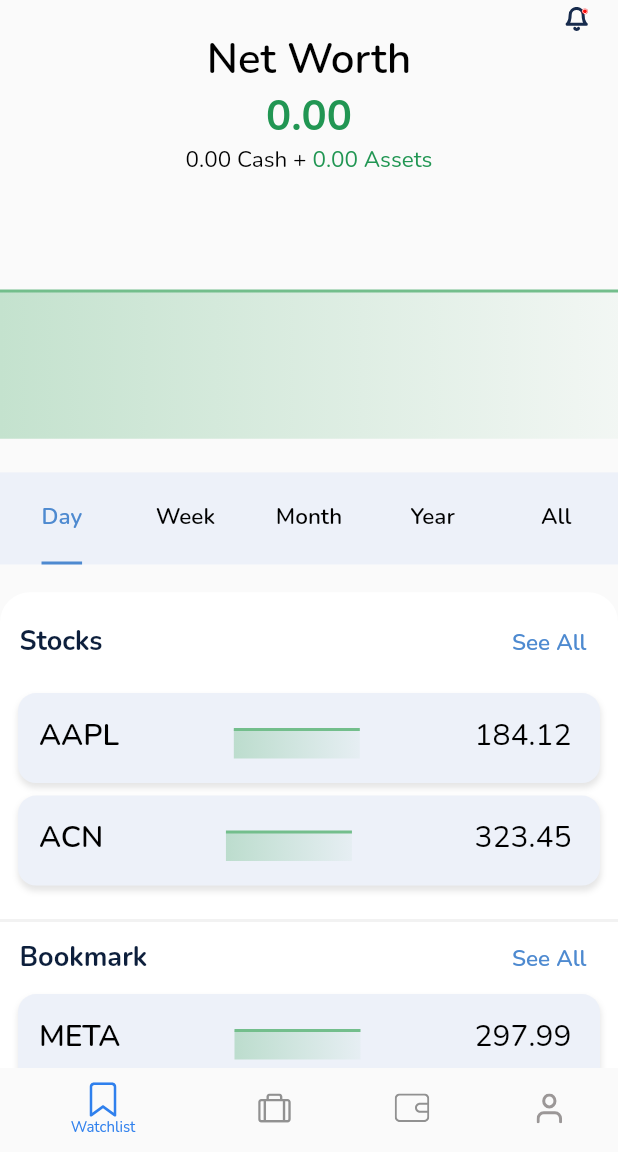
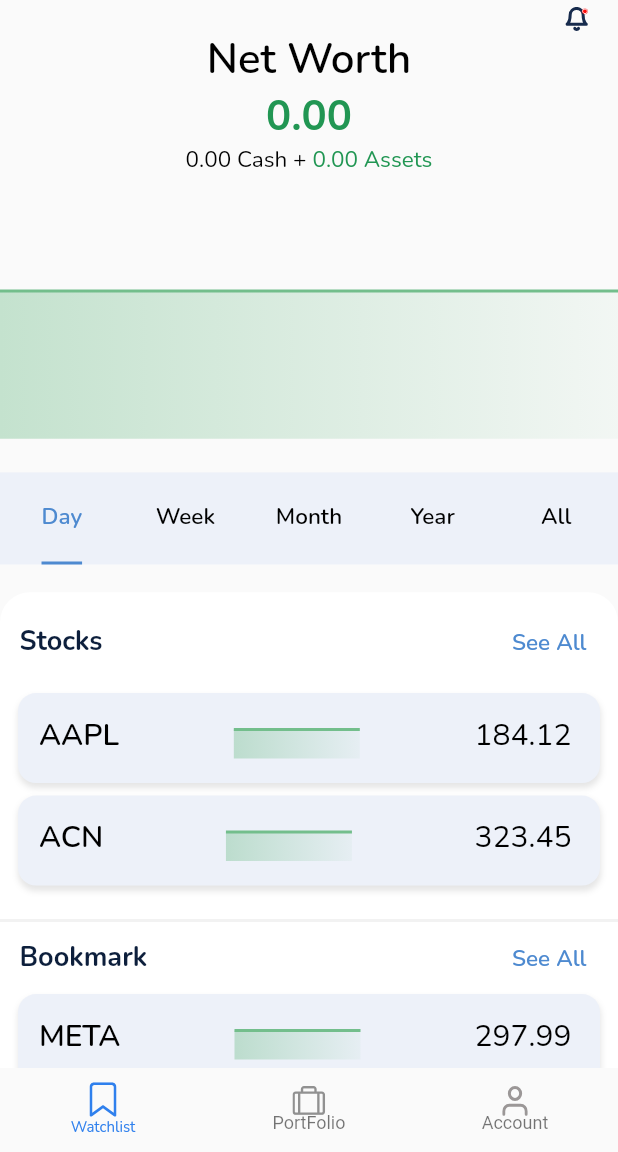
Before and after one commit to NeneWang/paper-merchant, a Flutter app: the HomeScreen screen opened directly, on a phone screen of 412 x 824 dp, the part 84-1236 px from its top. Run offline on Flutter 3.47's test engine with Material 2 defaults, Android fonts, the phone set to English and light mode, and no system bars; drawn by our look-alikes of fl_chart; our stand-ins replace flutter_svg, get, hive_flutter, percent_indicator, syncfusion_flutter_charts; missing offline and left inert: fuzzy; accounts and stored records are empty; network calls fail.

```diff
--- a/lib/screen/home/watchlist/home_screen.dart
+++ b/lib/screen/home/watchlist/home_screen.dart
@@ -5,7 +5,6 @@ import 'package:flutter_svg/flutter_svg.dart';
 import 'package:get/get.dart';
 import 'package:mymoney/controller/drawer_open_controller.dart';
 import 'package:mymoney/screen/home/account/account_screen.dart';
-import 'package:mymoney/screen/home/fund/fund_screen.dart';
 import 'package:mymoney/screen/home/portfolio/portfolio_screen.dart';
 import 'package:mymoney/screen/home/watchlist/watchlist_screen.dart';
 import 'package:mymoney/utils/color.dart';
@@ -92,17 +91,12 @@ class HomeScreen extends StatelessWidget {
                     NavigatorPage(
                       child: PortFolioScreen(),
                       title: "port",
-                      navigatorKey: navigatorKeys[2]!,
-                    ),
-                    NavigatorPage(
-                      child: FundScreen(),
-                      title: "fund",
-                      navigatorKey: navigatorKeys[3]!,
+                      navigatorKey: navigatorKeys[1]!,
                     ),
                     NavigatorPage(
                       child: AccountScreen(),
                       title: "account",
-                      navigatorKey: navigatorKeys[4]!,
+                      navigatorKey: navigatorKeys[2]!,
                     ),
                   ],
                 ),
@@ -408,7 +402,6 @@ class SuperFaBottomNavigationBar extends StatelessWidget {
       // init: ProfileController(),
       builder: (s) => Obx(
         () => BottomNavigationBar(
-          backgroundColor: gray9B9797,
           elevation: 0,
           items: <BottomNavigationBarItem>[
             BottomNavigationBarItem(
@@ -423,23 +416,15 @@ class SuperFaBottomNavigationBar extends StatelessWidget {
             BottomNavigationBarItem(
                 icon: SvgPicture.asset(
                   portFolio,
-                  color: s.selectedIndex.value == 2
+                  color: s.selectedIndex.value == 1
                       ? Color(0xff2F80ED)
                       : black.withOpacity(0.7),
                 ),
                 label: "PortFolio"),
             BottomNavigationBarItem(
                 icon: SvgPicture.asset(
-                  fund,
-                  color: s.selectedIndex.value == 3
-                      ? Color(0xff2F80ED)
-                      : black.withOpacity(0.7),
-                ),
-                label: "Fund"),
-            BottomNavigationBarItem(
-                icon: SvgPicture.asset(
                   user,
-                  color: s.selectedIndex.value == 4
+                  color: s.selectedIndex.value == 2
                       ? Color(0xff2F80ED)
                       : gray9B9797,
                 ),
```
Also changed, not shown: lib/data/database.dart (+57 -2 lines), lib/screen/welcome/welcome_screen.dart (+30 -6 lines).
